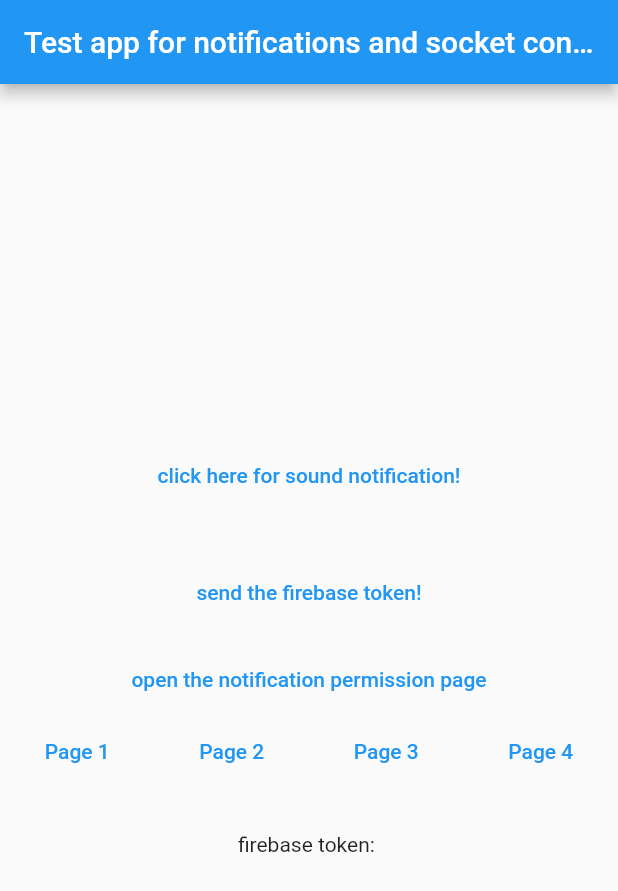
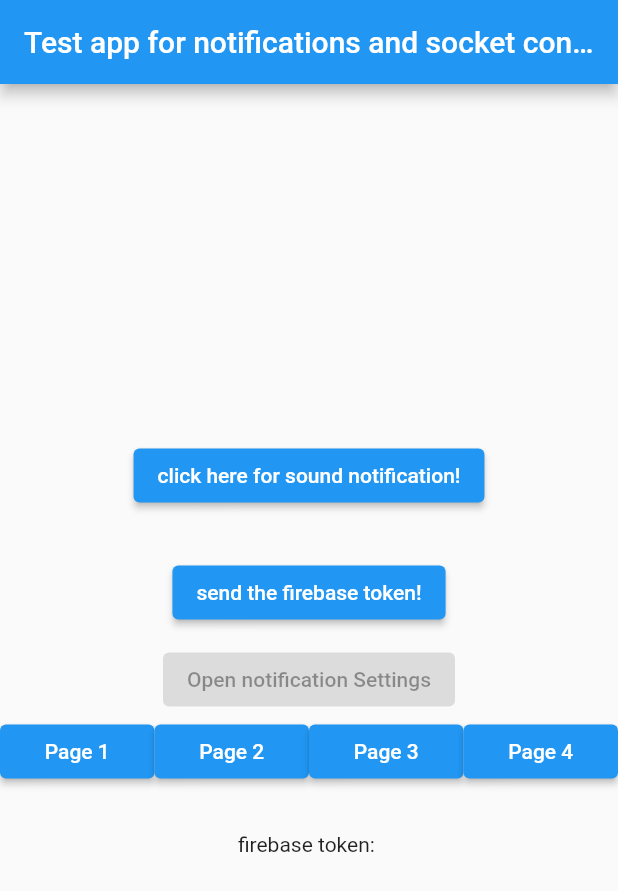
Before and after one commit to Grabot/Motiv8or, a Flutter app: the screen it shows after launch, after a tap on "click here for sound notification!", on a phone screen of 412 x 824 dp. Shown: the top 891 px of the screen. Run offline on Flutter 3.47's test engine with Material 2 defaults, Android fonts, the phone set to English and light mode, and no system bars; our stand-ins replace firebase_core, firebase_messaging, flutter_local_notifications, shared_preferences; missing offline and left inert: app_settings, notification_permissions; accounts and stored records are empty.

Commit message:
some code cleanup and added settings page access

```diff
--- a/lib/main.dart
+++ b/lib/main.dart
@@ -6,10 +6,6 @@ void main() async {
   WidgetsFlutterBinding.ensureInitialized();
 
   NotificationUtil notificationUtil = NotificationUtil();
-
-  await notificationUtil.init();
-  notificationUtil.requestIOSPermissions();
-
   notificationUtil.firebaseBackgroundInitialization();
 
   runApp(const MyApp());
--- a/lib/pages/home_page.dart
+++ b/lib/pages/home_page.dart
@@ -5,6 +5,8 @@ import 'package:motivator/pages/page_2.dart';
 import 'package:motivator/pages/page_3.dart';
 import 'package:motivator/pages/page_4.dart';
 import 'package:motivator/util/notification_util.dart';
+import 'package:app_settings/app_settings.dart';
+
 
 class HomePage extends StatefulWidget {
   const HomePage({Key? key}) : super(key: key);
@@ -24,7 +26,7 @@ class _HomePageState extends State<HomePage> {
   void initState() {
     notificationUtil = NotificationUtil();
     notificationUtil.initialize(this);
-
+    notificationUtil.requestIOSPermissions();
     super.initState();
   }
 
@@ -43,31 +45,29 @@ class _HomePageState extends State<HomePage> {
         child: Column(
           mainAxisAlignment: MainAxisAlignment.center,
           children: <Widget>[
-            TextButton(
+            ElevatedButton(
                 onPressed: () {
-                  // showCustomSoundNotification("custom title", "custom body", "");
+                  notificationUtil.showNotification();
                 },
                 child: const Text("click here for sound notification!")
             ),
             SizedBox(height: 30),
-            TextButton(
+            ElevatedButton(
                 onPressed: () {
                   notificationUtil.sendFirebaseToken();
                 },
                 child: const Text("send the firebase token!")
             ),
             SizedBox(height:10),
-            TextButton(
-              onPressed: () {
-                // notificationUtil.redirectToPermissionsPage();
-              },
-              child: Text("open the notification permission page")
+            ElevatedButton(
+                onPressed: AppSettings.openNotificationSettings,
+                child: Text('Open notification Settings'),
             ),
             Row(
               children: [
                 Container(
                   width: MediaQuery.of(context).size.width/4,
-                  child: TextButton(
+                  child: ElevatedButton(
                       onPressed: () {
                         Navigator.pushReplacement(
                             context, MaterialPageRoute(builder: (context) => const PageOne()));
@@ -77,7 +77,7 @@ class _HomePageState extends State<HomePage> {
                 ),
                 Container(
                   width: MediaQuery.of(context).size.width/4,
-                  child: TextButton(
+                  child: ElevatedButton(
                       onPressed: () {
                         Navigator.pushReplacement(
                             context, MaterialPageRoute(builder: (context) => const PageTwo()));
@@ -87,7 +87,7 @@ class _HomePageState extends State<HomePage> {
                 ),
                 Container(
                   width: MediaQuery.of(context).size.width/4,
-                  child: TextButton(
+                  child: ElevatedButton(
                       onPressed: () {
                         Navigator.pushReplacement(
                             context, MaterialPageRoute(builder: (context) => const PageThree()));
@@ -97,7 +97,7 @@ class _HomePageState extends State<HomePage> {
                 ),
                 Container(
                   width: MediaQuery.of(context).size.width/4,
-                  child: TextButton(
+                  child: ElevatedButton(
                       onPressed: () {
                         Navigator.pushReplacement(
                             context, MaterialPageRoute(builder: (context) => const PageFour()));
@@ -117,9 +117,9 @@ class _HomePageState extends State<HomePage> {
     );
   }
 
-  update() {
+  updateFirebaseToken(String firebaseToken) {
     setState(() {
-      firebaseToken = notificationUtil.getFirebaseToken();
+      this.firebaseToken = firebaseToken;
     });
   }
 }
--- a/lib/util/notification_util.dart
+++ b/lib/util/notification_util.dart
@@ -7,6 +7,9 @@ import 'package:logging/logging.dart';
 import 'package:notification_permissions/notification_permissions.dart';
 import 'package:flutter_local_notifications/flutter_local_notifications.dart';
 
+const String androidChannelId = "custom_sound";
+const String androidChannelName = "Brocast notification";
+const String androidChannelDescription = "Custom Bro Sound for notifications";
 
 class NotificationUtil {
 
@@ -15,45 +18,46 @@ class NotificationUtil {
   String? firebaseToken;
   var screen;
 
-  Debug? debug = null;
+  Debug? debug;
+
 
   Map<String, String> channelMap = {
-    "id": "custom_sound",
-    "name": "Brocast notification",
-    "description": "Custom Bro Sound for notifications"
+    "id": androidChannelId,
+    "name": androidChannelName,
+    "description": androidChannelDescription
   };
 
-  static const MethodChannel _channel = MethodChannel('nl.motivator.motivator/channel_bro');
+  static const MethodChannel _channel
+            = MethodChannel('nl.motivator.motivator/channel_bro');
 
-  final FlutterLocalNotificationsPlugin flutterLocalNotificationsPlugin = FlutterLocalNotificationsPlugin();
+  final FlutterLocalNotificationsPlugin flutterLocalNotificationsPlugin
+            = FlutterLocalNotificationsPlugin();
   late NotificationDetails platformChannelSpecifics;
 
-  Future<void> init() async {
-    final AndroidInitializationSettings initializationSettingsAndroid =
-    AndroidInitializationSettings('res_bro_icon');
+  Future<void> initializeLocalNotifications() async {
+    const AndroidInitializationSettings androidSettings
+              = AndroidInitializationSettings('res_bro_icon');
 
-    //Initialization Settings for iOS devices
-    final IOSInitializationSettings initializationSettingsIOS =
-    IOSInitializationSettings(
-      requestSoundPermission: false,
-      requestBadgePermission: false,
-      requestAlertPermission: false,
+    const IOSInitializationSettings iosSettings = IOSInitializationSettings(
+        requestSoundPermission: false,
+        requestBadgePermission: false,
+        requestAlertPermission: false
     );
 
-    //InitializationSettings for initializing settings for both platforms (Android & iOS)
-    final InitializationSettings initializationSettings =
-    InitializationSettings(
-        android: initializationSettingsAndroid,
-        iOS: initializationSettingsIOS);
+    const InitializationSettings initSettings = InitializationSettings(
+        android: androidSettings,
+        iOS: iosSettings
+    );
 
     await flutterLocalNotificationsPlugin.initialize(
-        initializationSettings,
+        initSettings,
         onSelectNotification: selectNotification
     );
   }
 
   void selectNotification(String? payload) {
-    print("selected the notificatoins");
+    print("selected the notification");
+    print("payload $payload");
   }
 
   void requestIOSPermissions() {
@@ -85,23 +89,23 @@ class NotificationUtil {
     if (firebaseToken == null) {
       await Firebase.initializeApp();
       debug = Debug();
-      await initializeFirebaseService();
+      initializeLocalNotifications();
+      initializeFirebaseService();
 
       createNotificationChannel();
 
-      // show the dialog/open settings screen
       NotificationPermissions.requestNotificationPermissions(
           iosSettings: const NotificationSettingsIos(
               sound: true, badge: true, alert: true))
           .then((_) {
-        // when finished, check the permission status
         print("notifications allowed");
       });
 
-      platformChannelSpecifics = NotificationDetails(
+      platformChannelSpecifics = const NotificationDetails(
           android: AndroidNotificationDetails(
-            'custom_sound',
-            'Brocast notification',
+            androidChannelId,
+            androidChannelName,
+            channelDescription: androidChannelDescription,
             playSound: true,
             priority: Priority.high,
             importance: Importance.high,
@@ -114,7 +118,6 @@ class NotificationUtil {
               sound: "res_brodio.aiff"
           ));
 
-      this.screen.update();
     }
   }
 
@@ -129,6 +132,7 @@ class NotificationUtil {
 
     FirebaseMessaging.onMessage.listen((RemoteMessage message) {
       // open message when the app is in the foreground.
+      // Here we create a notification for both android and ios
       print('A new onMessage event was published!');
       print("message: $message");
       _showNotification();
@@ -145,7 +149,7 @@ class NotificationUtil {
       print("we have clicked on the message I think");
       print("message: $message");
     });
-
+    screen.updateFirebaseToken(firebaseToken);
   }
 
   createNotificationChannel() async {
@@ -190,19 +194,12 @@ class NotificationUtil {
   }
 
   getFirebaseToken() {
-    return this.firebaseToken;
+    return firebaseToken;
   }
 
   void firebaseBackgroundInitialization() async {
     await Firebase.initializeApp();
     FirebaseMessaging.onBackgroundMessage(_firebaseMessagingBackgroundHandler);
-
-    // await FirebaseMessaging.instance
-    //     .setForegroundNotificationPresentationOptions(
-    //   alert: true,
-    //   badge: true,
-    //   sound: true,
-    // );
   }
 
   Future<void> _showNotification() async {
@@ -213,6 +210,10 @@ class NotificationUtil {
       platformChannelSpecifics,
       payload: 'Notification Payload',
     );
+  }
+
+  void showNotification() {
+    _showNotification();
   }
 }
 
--- a/pubspec.yaml
+++ b/pubspec.yaml
@@ -53,6 +53,7 @@ dev_dependencies:
   shared_preferences: ^2.0.8
   notification_permissions: ^0.6.1
   flutter_local_notifications: ^9.1.2
+  app_settings: 4.1.1
   logging: ^1.0.2
 
 # For information on the generic Dart part of this file, see the
```
Also changed, not shown: pubspec.lock.
